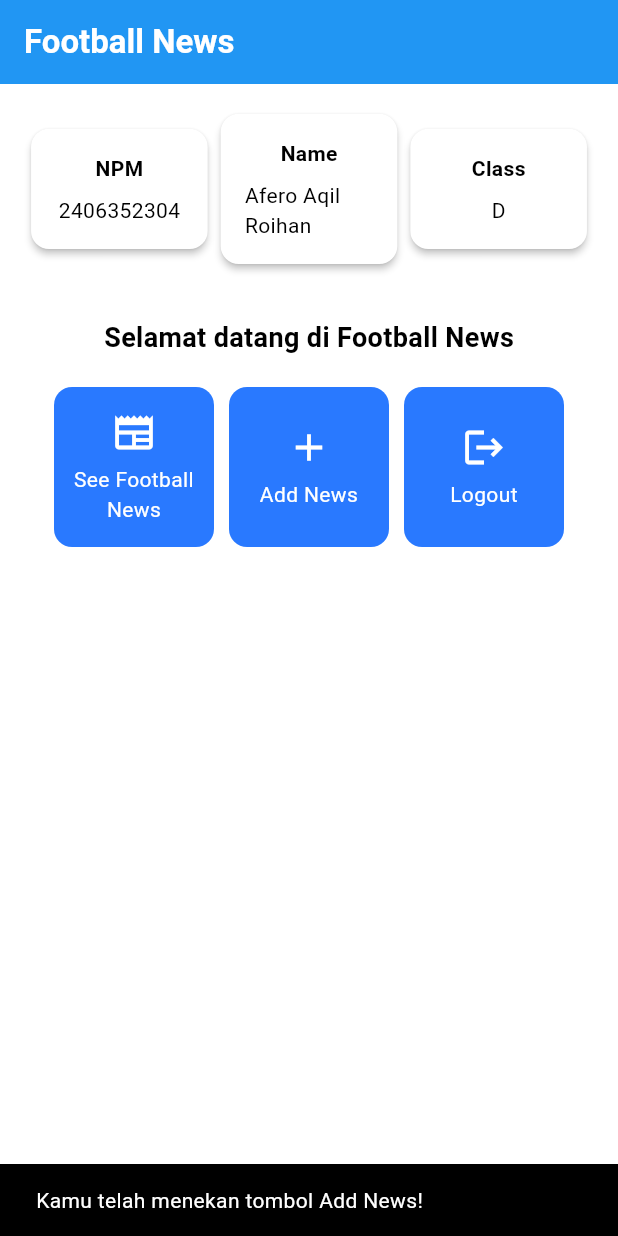
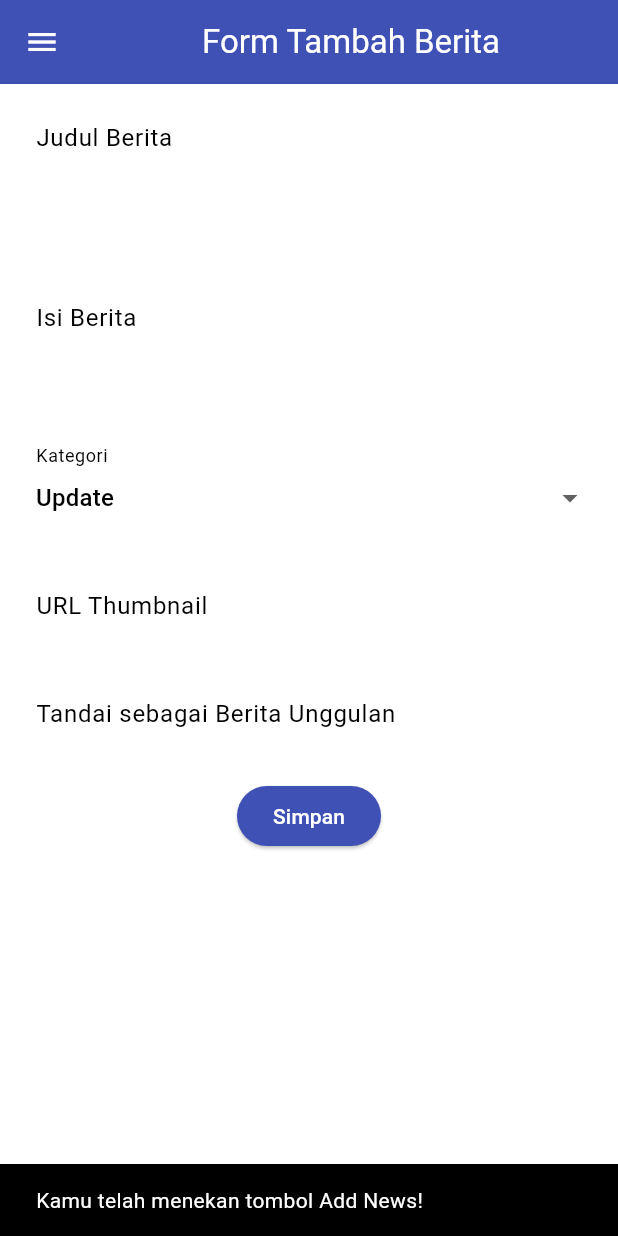
Before and after one commit to peroly/football-news-mobile, a Flutter app: the screen it shows after launch, after a tap on "Add News", on a phone screen of 412 x 824 dp. Run offline on Flutter 3.47's test engine with Material 3 defaults, Android fonts, the phone set to English and light mode, and no system bars.

Commit message:
Tutorial 7

```diff
--- a/lib/main.dart
+++ b/lib/main.dart
@@ -1,5 +1,5 @@
 import 'package:flutter/material.dart';
-import 'package:football_news/menu.dart';
+import 'package:football_news/screens/menu.dart';
 
 void main() {
   runApp(const MyApp());
--- a/lib/menu.dart
+++ b/lib/screens/menu.dart
@@ -1,4 +1,10 @@
 import 'package:flutter/material.dart';
+import 'package:football_news/widgets/left_drawer.dart';
+import 'package:football_news/screens/newslist_form.dart';
+import 'package:football_news/widgets/news_card.dart';
+
+
+
 
 class MyHomePage extends StatelessWidget {
   MyHomePage({super.key});
@@ -12,6 +18,7 @@ class MyHomePage extends StatelessWidget {
     ItemHomepage("Add News", Icons.add),
     ItemHomepage("Logout", Icons.logout),
   ];
+
   @override
   Widget build(BuildContext context) {
     // Scaffold menyediakan struktur dasar halaman dengan AppBar dan body.
@@ -26,6 +33,7 @@ class MyHomePage extends StatelessWidget {
         // Warna latar belakang AppBar diambil dari skema warna tema aplikasi.
         backgroundColor: Theme.of(context).colorScheme.primary,
       ),
+      drawer: LeftDrawer(),
       // Body halaman dengan padding di sekelilingnya.
       body: Padding(
         padding: const EdgeInsets.all(16.0),
@@ -126,54 +134,3 @@ class ItemHomepage {
 
   ItemHomepage(this.name, this.icon);
 }
-
-class ItemCard extends StatelessWidget {
-  // Menampilkan kartu dengan ikon dan nama.
-
-  final ItemHomepage item;
-
-  const ItemCard(this.item, {super.key});
-
-  @override
-  Widget build(BuildContext context) {
-    return Material(
-      // Menentukan warna latar belakang dari tema aplikasi.
-      color: Theme.of(context).colorScheme.secondary,
-      // Membuat sudut kartu melengkung.
-      borderRadius: BorderRadius.circular(12),
-
-      child: InkWell(
-        // Aksi ketika kartu ditekan.
-        onTap: () {
-          // Menampilkan pesan SnackBar saat kartu ditekan.
-          ScaffoldMessenger.of(context)
-            ..hideCurrentSnackBar()
-            ..showSnackBar(
-              SnackBar(
-                content: Text("Kamu telah menekan tombol ${item.name}!"),
-              ),
-            );
-        },
-        // Container untuk menyimpan Icon dan Text
-        child: Container(
-          padding: const EdgeInsets.all(8),
-          child: Center(
-            child: Column(
-              // Menyusun ikon dan teks di tengah kartu.
-              mainAxisAlignment: MainAxisAlignment.center,
-              children: [
-                Icon(item.icon, color: Colors.white, size: 30.0),
-                const Padding(padding: EdgeInsets.all(3)),
-                Text(
-                  item.name,
-                  textAlign: TextAlign.center,
-                  style: const TextStyle(color: Colors.white),
-                ),
-              ],
-            ),
-          ),
-        ),
-      ),
-    );
-  }
-}
--- /dev/null
+++ b/lib/screens/newslist_form.dart
@@ -0,0 +1,215 @@
+import 'package:flutter/material.dart';
+import 'package:football_news/widgets/left_drawer.dart';
+
+
+class NewsFormPage extends StatefulWidget {
+    const NewsFormPage({super.key});
+
+    @override
+    State<NewsFormPage> createState() => _NewsFormPageState();
+}
+
+class _NewsFormPageState extends State<NewsFormPage> {
+  final _formKey = GlobalKey<FormState>();
+  String _title = "";
+  String _content = "";
+  String _category = "update"; // default
+  String _thumbnail = "";
+  bool _isFeatured = false; // default
+
+  final List<String> _categories = [
+    'transfer',
+    'update',
+    'exclusive',
+    'match',
+    'rumor',
+    'analysis',
+  ];
+
+    @override
+    Widget build(BuildContext context) {
+        return Scaffold(
+          appBar: AppBar(
+            title: const Center(
+              child: Text(
+                'Form Tambah Berita',
+              ),
+            ),
+            backgroundColor: Colors.indigo,
+            foregroundColor: Colors.white,
+          ),
+          drawer: LeftDrawer(),
+
+          body: Form(
+            key: _formKey,
+            child: SingleChildScrollView(
+              child: Column(
+                crossAxisAlignment: CrossAxisAlignment.start,
+                children:[
+                  // === Title ===
+                  Padding(
+                    padding: const EdgeInsets.all(8.0),
+                    child: TextFormField(
+                      decoration: InputDecoration(
+                        hintText: "Judul Berita",
+                        labelText: "Judul Berita",
+                        border: OutlineInputBorder(
+                          borderRadius: BorderRadius.circular(5.0),
+                        ),
+                      ),
+                      onChanged: (String? value) {
+                        setState(() {
+                          _title = value!;
+                        });
+                      },
+                      validator: (String? value) {
+                        if (value == null || value.isEmpty) {
+                          return "Judul tidak boleh kosong!";
+                        }
+                        return null;
+                      },
+                    ),
+                  ),
+                    // === Content ===
+                  Padding(
+                    padding: const EdgeInsets.all(8.0),
+                    child: TextFormField(
+                      maxLines: 5,
+                      decoration: InputDecoration(
+                        hintText: "Isi Berita",
+                        labelText: "Isi Berita",
+                        border: OutlineInputBorder(
+                          borderRadius: BorderRadius.circular(5.0),
+                        ),
+                      ),
+                      onChanged: (String? value) {
+                        setState(() {
+                          _content = value!;
+                        });
+                      },
+                      validator: (String? value) {
+                        if (value == null || value.isEmpty) {
+                          return "Isi berita tidak boleh kosong!";
+                        }
+                        return null;
+                      },
+                    ),
+                  ),
+
+                  // === Category ===
+                  Padding(
+                    padding: const EdgeInsets.all(8.0),
+                    child: DropdownButtonFormField<String>(
+                      decoration: InputDecoration(
+                        labelText: "Kategori",
+                        border: OutlineInputBorder(
+                          borderRadius: BorderRadius.circular(5.0),
+                        ),
+                      ),
+                      value: _category,
+                      items: _categories
+                          .map((cat) => DropdownMenuItem(
+                                value: cat,
+                                child: Text(
+                                    cat[0].toUpperCase() + cat.substring(1)),
+                              ))
+                          .toList(),
+                      onChanged: (String? newValue) {
+                        setState(() {
+                          _category = newValue!;
+                        });
+                      },
+                    ),
+                  ),
+
+                  // === Thumbnail URL ===
+                  Padding(
+                    padding: const EdgeInsets.all(8.0),
+                    child: TextFormField(
+                      decoration: InputDecoration(
+                        hintText: "URL Thumbnail (opsional)",
+                        labelText: "URL Thumbnail",
+                        border: OutlineInputBorder(
+                          borderRadius: BorderRadius.circular(5.0),
+                        ),
+                      ),
+                      onChanged: (String? value) {
+                        setState(() {
+                          _thumbnail = value!;
+                        });
+                      },
+                    ),
+                  ),
+
+                  // === Is Featured ===
+                  Padding(
+                    padding: const EdgeInsets.all(8.0),
+                    child: SwitchListTile(
+                      title: const Text("Tandai sebagai Berita Unggulan"),
+                      value: _isFeatured,
+                      onChanged: (bool value) {
+                        setState(() {
+                          _isFeatured = value;
+                        });
+                      },
+                    ),
+                  ),
+                  // === Tombol Simpan ===
+                  Align(
+                    alignment: Alignment.bottomCenter,
+                    child: Padding(
+                      padding: const EdgeInsets.all(8.0),
+                      child: ElevatedButton(
+                        style: ButtonStyle(
+                          backgroundColor:
+                              MaterialStateProperty.all(Colors.indigo),
+                        ),
+                        onPressed: () {
+                          if (_formKey.currentState!.validate()) {
+                            showDialog(
+                              context: context,
+                              builder: (context) {
+                                return AlertDialog(
+                                  title: const Text('Berita berhasil disimpan!'),
+                                  content: SingleChildScrollView(
+                                    child: Column(
+                                      crossAxisAlignment:
+                                          CrossAxisAlignment.start,
+                                      children: [
+                                        Text('Judul: $_title'),
+                                        Text('Isi: $_content'),
+                                        Text('Kategori: $_category'),
+                                        Text('Thumbnail: $_thumbnail'),
+                                        Text(
+                                            'Unggulan: ${_isFeatured ? "Ya" : "Tidak"}'),
+                                      ],
+                                    ),
+                                  ),
+                                  actions: [
+                                    TextButton(
+                                      child: const Text('OK'),
+                                      onPressed: () {
+                                        Navigator.pop(context);
+                                      },
+                                    ),
+                                  ],
+                                );
+                              },
+                            );
+                            _formKey.currentState!.reset();
+                          }
+                        },
+                        child: const Text(
+                          "Simpan",
+                          style: TextStyle(color: Colors.white),
+                        ),
+                      ),
+                    ),
+                  ),
+                ],
+              ),
+            ),
+          ),
+        );
+      }
+}
--- /dev/null
+++ b/lib/widgets/left_drawer.dart
@@ -0,0 +1,70 @@
+import 'package:flutter/material.dart';
+import 'package:football_news/screens/menu.dart';
+import 'package:football_news/screens/newslist_form.dart';
+
+
+class LeftDrawer extends StatelessWidget {
+  const LeftDrawer({super.key});
+
+  @override
+  Widget build(BuildContext context) {
+    return Drawer(
+      child: ListView(
+        children: [
+          const DrawerHeader(
+            decoration: BoxDecoration(
+              color: Colors.blue,
+            ),
+            child: Column(
+              children: [
+                Text(
+                  'Football News',
+                  textAlign: TextAlign.center,
+                  style: TextStyle(
+                    fontSize: 30,
+                    fontWeight: FontWeight.bold,
+                    color: Colors.white,
+                  ),
+                ),
+                Padding(padding: EdgeInsets.all(10)),
+                Text("Seluruh berita sepak bola terkini di sini!",
+                      style: TextStyle(
+                        color: Colors.white,
+                        fontWeight: FontWeight.normal,
+                        fontSize: 15,
+                        ),
+                      textAlign: TextAlign.center,
+                    ),
+              ],
+            ),
+          ),
+          ListTile(
+            leading: const Icon(Icons.home_outlined),
+            title: const Text('Home'),
+            // Bagian redirection ke MyHomePage
+            onTap: () {
+              Navigator.pushReplacement(
+                  context,
+                  MaterialPageRoute(
+                    builder: (context) => MyHomePage(),
+                  ));
+            },
+          ),
+          ListTile(
+            leading: const Icon(Icons.post_add),
+            title: const Text('Add News'),
+            // Bagian redirection ke NewsFormPage
+            onTap: () {
+              Navigator.pushReplacement(
+                  context,
+                  MaterialPageRoute(
+                    builder: (context) => NewsFormPage(),
+                  ));
+            },
+          ),
+// TODO: Buat ListTile baru untuk ke halaman melihat news
+        ],
+      ),
+    );
+  }
+}
--- /dev/null
+++ b/lib/widgets/news_card.dart
@@ -0,0 +1,64 @@
+import 'package:flutter/material.dart';
+import 'package:football_news/widgets/left_drawer.dart';
+import 'package:football_news/screens/newslist_form.dart';
+import 'package:football_news/screens/menu.dart';
+
+class ItemCard extends StatelessWidget {
+  // Menampilkan kartu dengan ikon dan nama.
+
+  final ItemHomepage item;
+
+  const ItemCard(this.item, {super.key});
+
+  @override
+  Widget build(BuildContext context) {
+    return Material(
+      // Menentukan warna latar belakang dari tema aplikasi.
+      color: Theme.of(context).colorScheme.secondary,
+      // Membuat sudut kartu melengkung.
+      borderRadius: BorderRadius.circular(12),
+
+      child: InkWell(
+        // Aksi ketika kartu ditekan.
+        onTap: () {
+          // Menampilkan pesan SnackBar saat kartu ditekan.
+          ScaffoldMessenger.of(context)
+            ..hideCurrentSnackBar()
+            ..showSnackBar(
+              SnackBar(
+                content: Text("Kamu telah menekan tombol ${item.name}!"),
+              )
+            );
+              // Navigate ke route yang sesuai (tergantung jenis tombol)
+            if (item.name == "Add News") {
+              // TODO: Gunakan Navigator.push untuk melakukan navigasi ke MaterialPageRoute yang mencakup NewsFormPage.
+              Navigator.push(
+                  context,
+                  MaterialPageRoute(
+                    builder: (context) => NewsFormPage(),
+                  ));
+            }
+        },
+        // Container untuk menyimpan Icon dan Text
+        child: Container(
+          padding: const EdgeInsets.all(8),
+          child: Center(
+            child: Column(
+              // Menyusun ikon dan teks di tengah kartu.
+              mainAxisAlignment: MainAxisAlignment.center,
+              children: [
+                Icon(item.icon, color: Colors.white, size: 30.0),
+                const Padding(padding: EdgeInsets.all(3)),
+                Text(
+                  item.name,
+                  textAlign: TextAlign.center,
+                  style: const TextStyle(color: Colors.white),
+                ),
+              ],
+            ),
+          ),
+        ),
+      ),
+    );
+  }
+}
```
